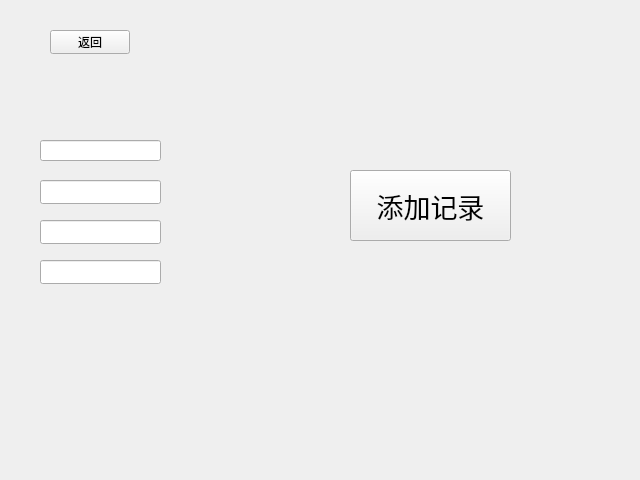
Before: the Qt Designer form QRCodeManagement_Raspi/4_AddInfo/addinfo.ui in Isabella98Liu/QRCodeManagement_Raspi, drawn with Qt 5.
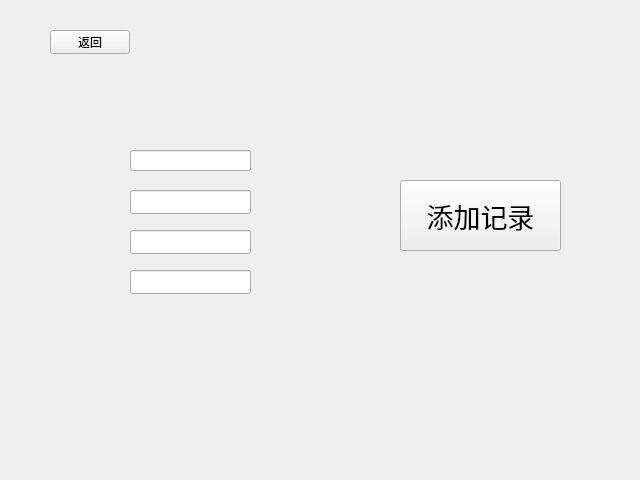
After: the same form once the commit is applied.

The edit to the form file:
```diff
--- a/QRCodeManagement_Raspi/4_AddInfo/addinfo.ui
+++ b/QRCodeManagement_Raspi/4_AddInfo/addinfo.ui
@@ -16,8 +16,8 @@
   <widget class="QLineEdit" name="StdID">
    <property name="geometry">
     <rect>
-     <x>40</x>
-     <y>140</y>
+     <x>130</x>
+     <y>150</y>
      <width>121</width>
      <height>21</height>
     </rect>
@@ -26,8 +26,8 @@
   <widget class="QLineEdit" name="Name">
    <property name="geometry">
     <rect>
-     <x>40</x>
-     <y>180</y>
+     <x>130</x>
+     <y>190</y>
      <width>121</width>
      <height>24</height>
     </rect>
@@ -36,8 +36,8 @@
   <widget class="QLineEdit" name="College">
    <property name="geometry">
     <rect>
-     <x>40</x>
-     <y>220</y>
+     <x>130</x>
+     <y>230</y>
      <width>121</width>
      <height>24</height>
     </rect>
@@ -46,8 +46,8 @@
   <widget class="QLineEdit" name="Major">
    <property name="geometry">
     <rect>
-     <x>40</x>
-     <y>260</y>
+     <x>130</x>
+     <y>270</y>
      <width>121</width>
      <height>24</height>
     </rect>
@@ -56,8 +56,8 @@
   <widget class="QPushButton" name="pushButton">
    <property name="geometry">
     <rect>
-     <x>350</x>
-     <y>170</y>
+     <x>400</x>
+     <y>180</y>
      <width>161</width>
      <height>71</height>
     </rect>
```
Left out of the diff: 13 changed lines with no effect on the pictures.
